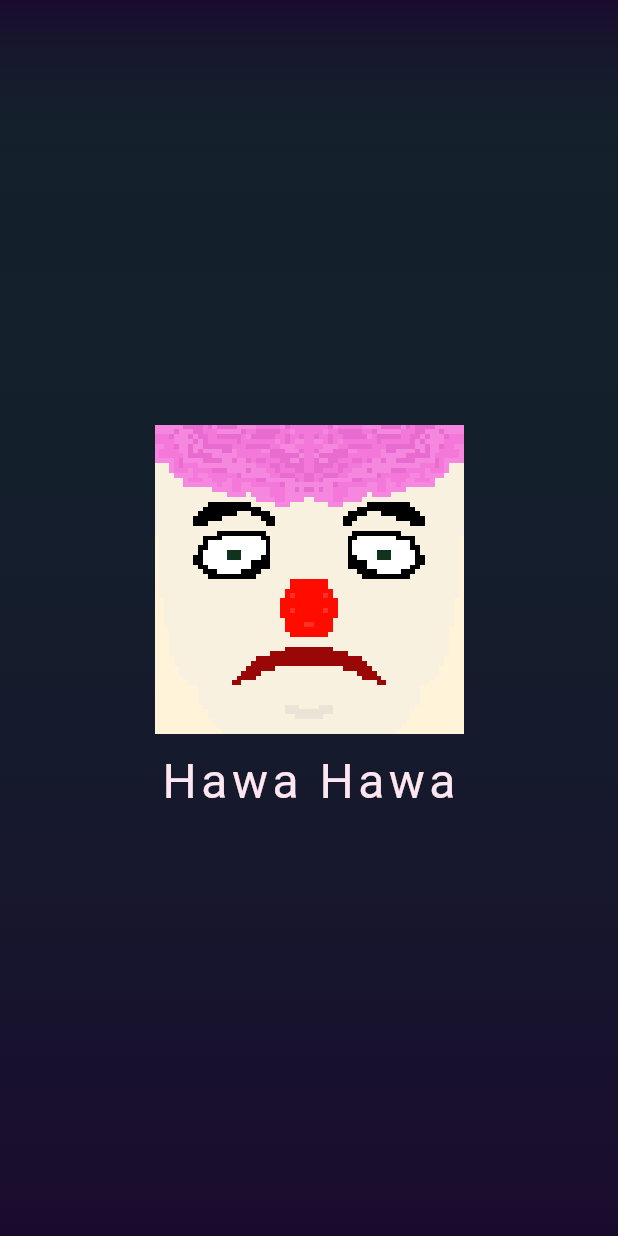
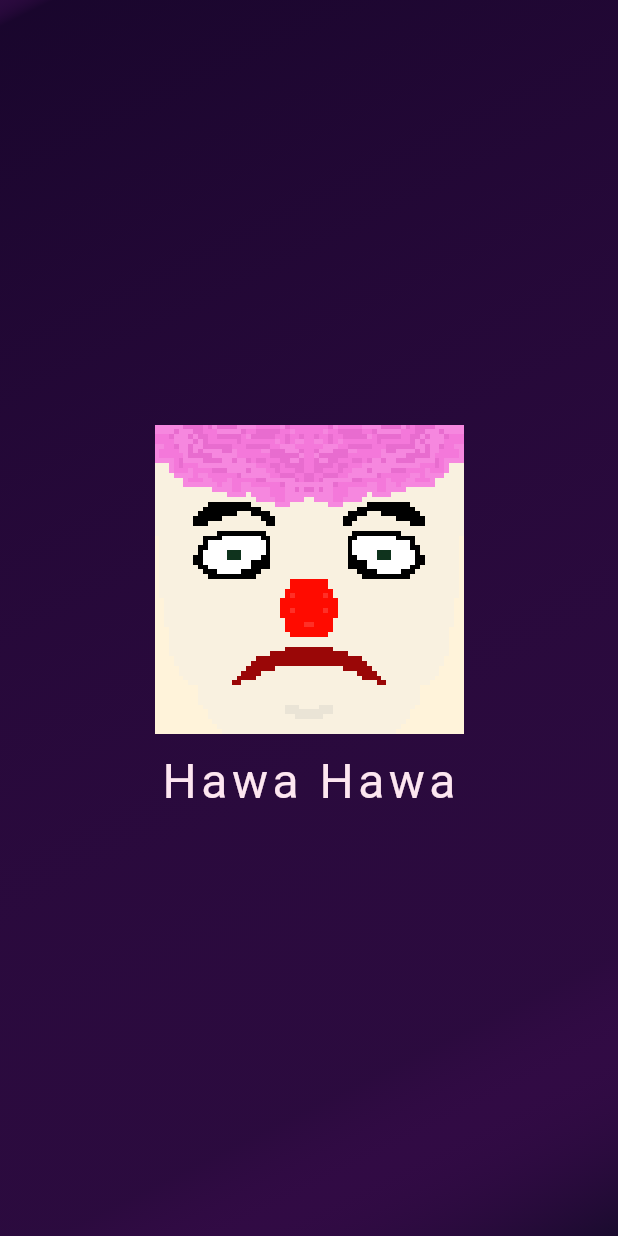
Before and after one commit to god-help-me-otherwise-im-screwed/MAD_FINAL_PROJECT, a Flutter app: the SplashScreen screen opened directly, on a phone screen of 412 x 824 dp. Run offline on Flutter 3.47's test engine with Material 3 defaults, Android fonts, the light colour scheme and no system bars; our stand-ins replace flutter_riverpod, geolocator, latlong2; Roboto replaces fonts that are missing (BoldPixels); project files that could hold a hidden picture were left out.

Commit message:
splash-screen-fiinal

```diff
--- a/hawahawa/lib/main.dart
+++ b/hawahawa/lib/main.dart
@@ -46,5 +46,5 @@ final ThemeData _appTheme = ThemeData(
     headlineSmall: TextStyle(color: kDarkText, fontSize: 20.0, fontFamily: 'BoldPixels'),
     labelLarge: TextStyle(color: kDarkText, fontSize: 16.0, fontFamily: 'BoldPixels'),
   ),
-  colorScheme: ColorScheme.dark(primary: const Color.fromARGB(255, 41, 23, 65), secondary: kDarkAccent),
+  colorScheme: ColorScheme.dark(primary: kDarkPrimary, secondary: kDarkAccent),
 );
--- a/hawahawa/lib/screens/splash_screen.dart
+++ b/hawahawa/lib/screens/splash_screen.dart
@@ -26,10 +26,12 @@ class _SplashScreenState extends State<SplashScreen> with TickerProviderStateMix
 
     _gradientController = AnimationController(
       vsync: this,
-      duration: const Duration(seconds: 15),
+      // Increased duration slightly for a more gentle flow
+      duration: const Duration(seconds: 18),
     );
     _gradientAnimation = Tween<double>(begin: -1.0, end: 1.0).animate(
-      CurvedAnimation(parent: _gradientController, curve: Curves.linear),
+      // CHANGED: Using a smoother curve for a "breathing" effect
+      CurvedAnimation(parent: _gradientController, curve: Curves.easeInOutCubic),
     );
 
     _gradientController.repeat(reverse: true);
@@ -94,10 +96,13 @@ class _SplashScreenState extends State<SplashScreen> with TickerProviderStateMix
     final theme = Theme.of(context);
     final baseColor = theme.scaffoldBackgroundColor;
 
-    // --- CUSTOM COLOR DEFINITION HERE ---
-    final customTeal = const Color.fromARGB(255, 13, 54, 41);
-    final highlightColor = customTeal.withAlpha(128);
-    // ------------------------------------
+    // --- CUSTOM COLOR DEFINITION ---
+    final customColor1 = const Color.fromARGB(255, 25, 1, 44);
+    final highlightColor = customColor1.withAlpha(128);
+
+    final customColor2 = const Color.fromARGB(255, 95, 10, 112);
+    final shadowColor = customColor2.withAlpha(64);
+    // -------------------------------
 
     return Scaffold(
       backgroundColor: baseColor,
@@ -109,13 +114,19 @@ class _SplashScreenState extends State<SplashScreen> with TickerProviderStateMix
               return Container(
                 decoration: BoxDecoration(
                   gradient: LinearGradient(
-                    begin: Alignment.topCenter,
-                    end: Alignment.bottomCenter,
-                    colors: [baseColor, highlightColor, baseColor],
+                    // CHANGED: Diagonal movement for a sweeping effect
+                    begin: Alignment.topLeft,
+                    end: Alignment.bottomRight,
+
+                    colors: [baseColor, shadowColor, highlightColor, shadowColor, baseColor],
+
+                    // Kept the stops as they were adjusted to fit the 5 colors
                     stops: [
-                      -0.5 + _gradientAnimation.value * 0.5,
+                      -0.6 + _gradientAnimation.value * 0.5,
+                      -0.3 + _gradientAnimation.value * 0.5,
                       0.5 + _gradientAnimation.value * 0.5,
-                      1.5 + _gradientAnimation.value * 0.5,
+                      1.3 + _gradientAnimation.value * 0.5,
+                      1.6 + _gradientAnimation.value * 0.5,
                     ],
                   ),
                 ),
```
